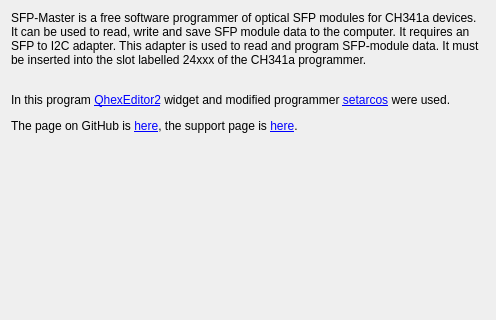
Before: the Qt Designer form dialogabout.ui in bigbigmdm/SFP-Master, drawn with Qt 5; both pictures show x 0 to 496 and y 0 to 320 of the 496 by 571 pixel window.
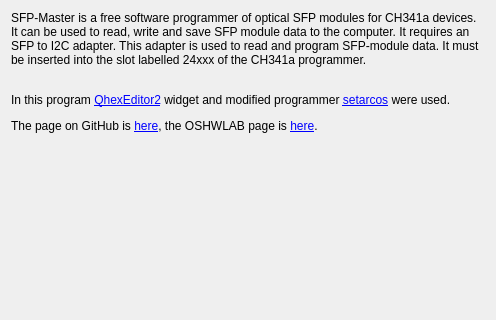
After: the same form once the commit is applied. Icons and pictures are not drawn.

Commit message: About/url changed

Diff of the .ui file:
```diff
--- a/dialogabout.ui
+++ b/dialogabout.ui
@@ -69,7 +69,7 @@
      <item>
       <widget class="QLabel" name="label_7">
        <property name="text">
-        <string>&lt;html&gt;&lt;head/&gt;&lt;body&gt;&lt;p&gt;In this program &lt;a href=&quot;https://github.com/Simsys/qhexedit2/&quot;&gt;&lt;span style=&quot; text-decoration: underline; color:#0000ff;&quot;&gt;QhexEditor2&lt;/span&gt;&lt;/a&gt; widget and modified programmer &lt;a href=&quot;https://github.com/setarcos/ch341prog&quot;&gt;&lt;span style=&quot; text-decoration: underline; color:#0000ff;&quot;&gt;setarcos&lt;/span&gt;&lt;/a&gt; were used.&lt;/p&gt;&lt;p&gt;The page on GitHub is &lt;a href=&quot;https://github.com/bigbigmdm/IMSProg&quot;&gt;&lt;span style=&quot; text-decoration: underline; color:#0000ff;&quot;&gt;here&lt;/span&gt;&lt;/a&gt;, the support page is &lt;a href=&quot;https://antenna-dvb-t2.ru/IMSProg.php&quot;&gt;&lt;span style=&quot; text-decoration: underline; color:#0000ff;&quot;&gt;here&lt;/span&gt;&lt;/a&gt;. &lt;/p&gt;&lt;/body&gt;&lt;/html&gt;</string>
+        <string>&lt;html&gt;&lt;head/&gt;&lt;body&gt;&lt;p&gt;In this program &lt;a href=&quot;https://github.com/Simsys/qhexedit2/&quot;&gt;&lt;span style=&quot; text-decoration: underline; color:#0000ff;&quot;&gt;QhexEditor2&lt;/span&gt;&lt;/a&gt; widget and modified programmer &lt;a href=&quot;https://github.com/setarcos/ch341prog&quot;&gt;&lt;span style=&quot; text-decoration: underline; color:#0000ff;&quot;&gt;setarcos&lt;/span&gt;&lt;/a&gt; were used.&lt;/p&gt;&lt;p&gt;The page on GitHub is &lt;a href=&quot;https://github.com/bigbigmdm/SFP-Master/tree/main&quot;&gt;&lt;span style=&quot; text-decoration: underline; color:#0000ff;&quot;&gt;here&lt;/span&gt;&lt;/a&gt;, the OSHWLAB page is &lt;a href=&quot;https://oshwlab.com/einkreader/ch341a_sfp_adapter&quot;&gt;&lt;span style=&quot; text-decoration: underline; color:#0000ff;&quot;&gt;here&lt;/span&gt;&lt;/a&gt;. &lt;/p&gt;&lt;/body&gt;&lt;/html&gt;</string>
        </property>
        <property name="wordWrap">
         <bool>true</bool>
```
